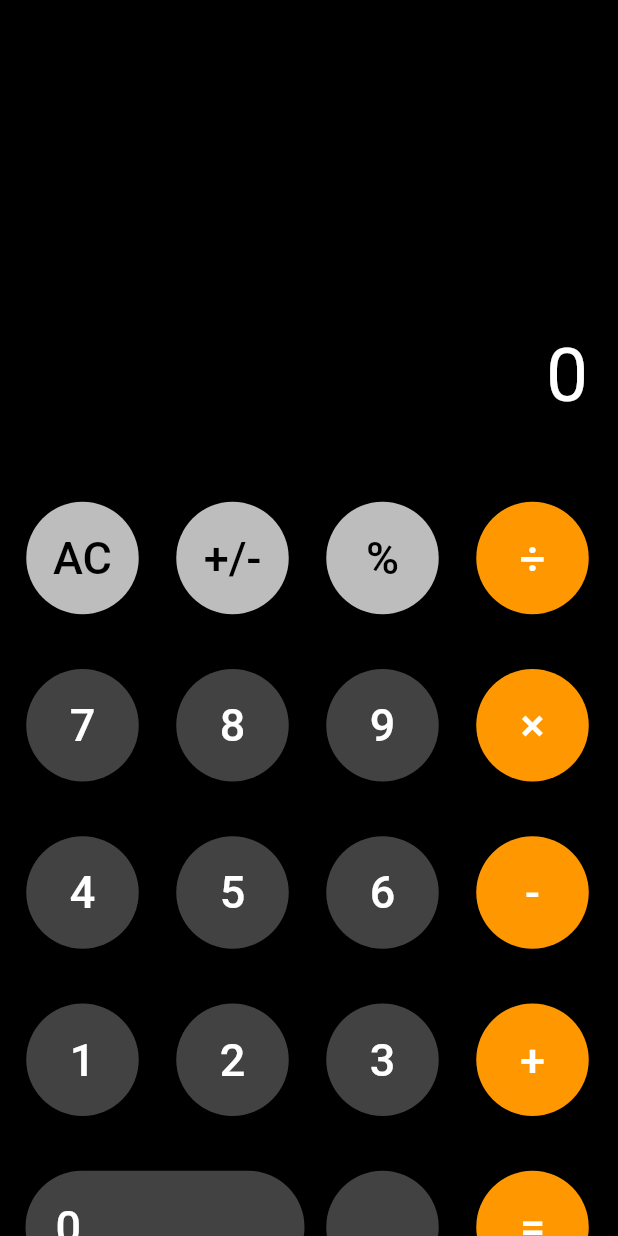
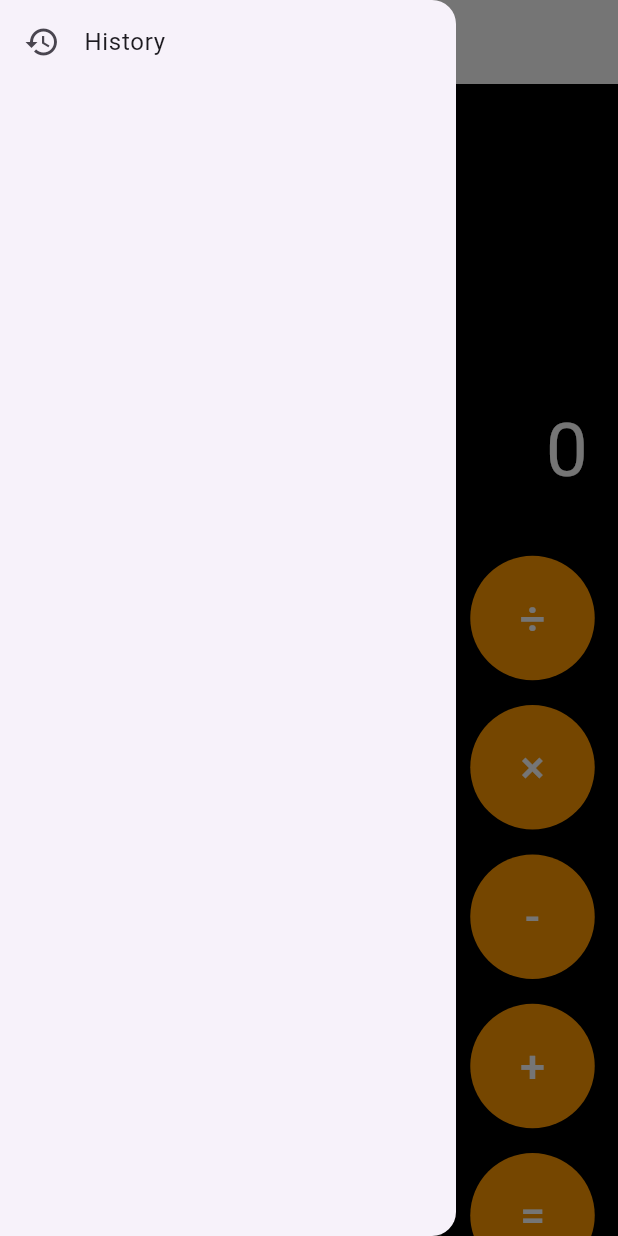
Before and after one commit to KhizarA77/IOS-Calculator, a Flutter app: the screen it shows after launch, with the side drawer open (before the commit the screen has no drawer), on a phone screen of 412 x 824 dp. Run offline on Flutter 3.47's test engine with Material 3 defaults, Android fonts, the phone set to English and light mode, and no system bars.

Commit message:
Implemented History functionality, Fixed render issues (hopefully)

```diff
--- /dev/null
+++ b/lib/History.dart
@@ -0,0 +1,21 @@
+import 'package:flutter/material.dart';
+
+class History with ChangeNotifier {
+
+
+  List<String> _calculations = [];
+
+
+  List<String> get calculations => _calculations;
+
+
+  void addCalculation(String calculation) {
+    _calculations.add(calculation);
+    notifyListeners();
+  }
+
+
+
+
+
+}
--- /dev/null
+++ b/lib/HistoryUI.dart
@@ -0,0 +1,24 @@
+import 'package:flutter/material.dart';
+import 'package:ios_calculator/History.dart';
+import 'package:provider/provider.dart';
+
+class HistoryUI extends StatelessWidget {
+  const HistoryUI({super.key});
+
+  @override
+  Widget build(BuildContext context) {
+    return Scaffold(
+      appBar: AppBar(
+          title: const Text('History'),
+        ),
+      body: ListView.builder(
+        itemCount: context.watch<History>().calculations.length,
+        itemBuilder: (context, index) {
+          return ListTile(
+            subtitle: Text(context.watch<History>().calculations[index]),
+          );
+        },
+      ),
+    );
+  }
+}
--- a/lib/HomePage.dart
+++ b/lib/HomePage.dart
@@ -1,8 +1,7 @@
 import 'package:flutter/material.dart';
-// import 'package:ios_calculator/Screen.dart';
 import 'package:ios_calculator/ScreenUI.dart';
 import 'package:ios_calculator/buttonsLayout.dart';
-// import 'package:provider/provider.dart';
+
 
 class Homepage extends StatelessWidget {
   const Homepage({ super.key });
@@ -10,13 +9,11 @@ class Homepage extends StatelessWidget {
 
   @override
   Widget build(BuildContext context) {
-    return const Scaffold(
-      body: Column(
-        children: [
-          ScreenUI(),
-          ButtonsLayout(),
-        ],
-      ),
-    );
+    return const Column(
+          children: [
+            ScreenUI(),
+            ButtonsLayout(),
+          ],
+        );
   }
 }
--- a/lib/Screen.dart
+++ b/lib/Screen.dart
@@ -1,22 +1,30 @@
 import 'package:flutter/material.dart';
+import 'package:ios_calculator/History.dart';
+import 'package:provider/provider.dart';
 
 class Screen with ChangeNotifier {
   String _expression = '0';
   String get expression => _expression;
-  double num1 = 0;
-  double num2 = 0;
+  double _num1 = 0;
+  double _num2 = 0;
   String _operation = '';
+
+  double get num1 => _num1;
+  double get num2 => _num2;
+  String get operation => _operation;
+
   static final operators = ['+', '-', '*', '/'];
   static final digits = RegExp(r'\d');
 
+
   void setNum1(String operation) {
-    num1 = double.parse(_expression);
+    _num1 = double.parse(_expression);
     _operation = operation;
     setExpression('0');
   }
 
   void setNum2() {
-    num2 = double.parse(_expression);
+    _num2 = double.parse(_expression);
   }
 
   void addExpression(String value) {
@@ -40,26 +48,26 @@ class Screen with ChangeNotifier {
     notifyListeners();
   }
 
-  void evaluateExpression() {
+  void evaluateExpression(BuildContext context) {
     switch (_operation) {
       case '+':
-        _expression = (num1 + num2).toString();
+        _expression = (_num1 + _num2).toString();
         break;
       case '-':
-        _expression = (num1 - num2).toString();
+        _expression = (_num1 - _num2).toString();
         break;
       case '×':
-        _expression = (num1 * num2).toString();
+        _expression = (_num1 * _num2).toString();
         break;
       case '÷':
-        _expression = (num1 / num2).toString();
+        _expression = (_num1 / _num2).toString();
         break;
       default:
         break;
     }
-
-    num1 = double.parse(_expression);
-    num2 = 0;
+    context.read<History>().addCalculation('$num1 $_operation $num2 = $_expression');
+    _num1 = double.parse(_expression);
+    _num2 = 0;
     notifyListeners();
   }
 
@@ -90,8 +98,8 @@ class Screen with ChangeNotifier {
 
   void clearExpression() {
     _expression = '0';
-    num1 = 0;
-    num2 = 0;
+    _num1 = 0;
+    _num2 = 0;
     notifyListeners();
   }
 }
--- a/lib/buttonsLayout.dart
+++ b/lib/buttonsLayout.dart
@@ -9,7 +9,7 @@ class ButtonsLayout extends StatelessWidget {
   @override
   Widget build(BuildContext context) {
     return const SizedBox(
-      height: 590,
+      height: 510.2,
       child: DecoratedBox(
         decoration: BoxDecoration(
           color: Colors.black,
--- a/lib/main.dart
+++ b/lib/main.dart
@@ -1,10 +1,20 @@
 import 'package:flutter/material.dart';
+import 'package:ios_calculator/History.dart';
+import 'package:ios_calculator/HistoryUI.dart';
 import 'package:ios_calculator/HomePage.dart';
 import 'package:ios_calculator/Screen.dart';
 import 'package:provider/provider.dart';
 
 void main() {
-  runApp(const MyApp());
+  runApp(
+     MultiProvider(
+      providers: [
+        ChangeNotifierProvider(create: (_) => Screen()),
+        ChangeNotifierProvider(create: (_) => History())
+      ],
+      child: const MyApp(),
+    ),
+  );
 }
 
 class MyApp extends StatelessWidget {
@@ -12,19 +22,67 @@ class MyApp extends StatelessWidget {
 
   @override
   Widget build(BuildContext context) {
-    return MultiProvider(
-      providers: [
-        ChangeNotifierProvider(create: (context) => Screen()),
-      ],
-      child: MaterialApp(
-        title: 'Calculator',
-        theme: ThemeData(
-          colorScheme: ColorScheme.fromSeed(seedColor: Colors.black),
-          appBarTheme: const AppBarTheme(),
-          useMaterial3: false,
+    return MaterialApp(
+      title: 'Calculator',
+      theme: ThemeData(
+        primarySwatch: Colors.blue,
+      ),
+      home: Scaffold(
+        appBar: AppBar(
+          title: const Text('Calculator',
+            style: TextStyle(
+              color: Color.fromARGB(255, 0, 0, 0),
+              fontSize: 24,
+            ),
+          ),
+          backgroundColor: const Color.fromARGB(255, 255, 255, 255),
         ),
-        home: const Homepage(),
+        drawer: const NavigationDrawer(),
+        body: const Homepage(),
       ),
     );
   }
 }
+
+class NavigationDrawer extends StatelessWidget {
+  const NavigationDrawer({super.key});
+
+  @override
+  Widget build(BuildContext context) {
+    return Drawer(
+      child: SingleChildScrollView(
+        child: Column(
+          crossAxisAlignment: CrossAxisAlignment.stretch,
+          children: <Widget>[
+            buildHeader(context),
+            buildMenuItems(context),
+          ],
+        ),
+      ),
+
+
+    );
+  }
+
+  Widget buildHeader(BuildContext context) {
+
+    return Container(
+      padding: EdgeInsets.only(
+        top: MediaQuery.of(context).padding.top,
+      )
+    );
+
+  }
+
+  Widget buildMenuItems(BuildContext context) {
+
+    return ListTile(
+      leading: const Icon(Icons.history),
+      title: const Text('History'),
+      onTap: () {
+        Navigator.pop(context);
+        Navigator.of(context).push(MaterialPageRoute(builder: (context) => const HistoryUI()));
+      },
+    );
+  }
+}
--- a/lib/numberButtons.dart
+++ b/lib/numberButtons.dart
@@ -1,6 +1,5 @@
 import 'package:flutter/material.dart';
 import 'package:ios_calculator/Screen.dart';
-import 'package:ios_calculator/operationButtons.dart';
 import 'package:provider/provider.dart';
 
 
--- a/lib/operationButtons.dart
+++ b/lib/operationButtons.dart
@@ -1,7 +1,6 @@
 import 'package:flutter/material.dart';
 import 'package:ios_calculator/Screen.dart';
 import 'package:provider/provider.dart';
-
 
 class CustomOperationButtons extends StatelessWidget {
   const CustomOperationButtons({ super.key, required this.operation });
@@ -18,7 +17,8 @@ class CustomOperationButtons extends StatelessWidget {
           onPressed: () {
             if (operation == '=') {
               context.read<Screen>().setNum2();
-              context.read<Screen>().evaluateExpression();
+              context.read<Screen>().evaluateExpression(context);
+
             }
             else {
               if (context.read<Screen>().expression == '0' && operation == '-') {
```
